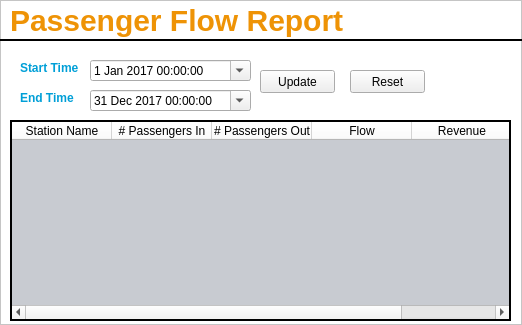
First picture: the form in app/ui/passengerFlowReport.ui, repository alishan-kaisani/CS4400-GUI, before the edit.
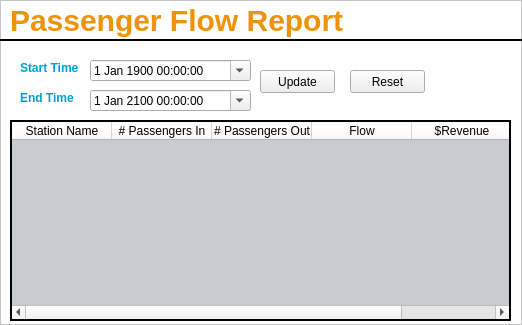
Second picture: the form after the edit. Icons and pictures are not drawn.

```diff
--- a/app/ui/passengerFlowReport.ui
+++ b/app/ui/passengerFlowReport.ui
@@ -163,9 +163,19 @@
    <property name="accelerated">
     <bool>true</bool>
    </property>
+   <property name="dateTime">
+    <datetime>
+     <hour>0</hour>
+     <minute>0</minute>
+     <second>0</second>
+     <year>1900</year>
+     <month>1</month>
+     <day>1</day>
+    </datetime>
+   </property>
    <property name="date">
     <date>
-     <year>2017</year>
+     <year>1900</year>
      <month>1</month>
      <day>1</day>
     </date>
@@ -182,14 +192,14 @@
      <hour>0</hour>
      <minute>0</minute>
      <second>0</second>
-     <year>2000</year>
+     <year>1900</year>
      <month>1</month>
      <day>1</day>
     </datetime>
    </property>
    <property name="minimumDate">
     <date>
-     <year>2000</year>
+     <year>1900</year>
      <month>1</month>
      <day>1</day>
     </date>
@@ -228,9 +238,9 @@
      <hour>0</hour>
      <minute>0</minute>
      <second>0</second>
-     <year>2017</year>
-     <month>12</month>
-     <day>31</day>
+     <year>2100</year>
+     <month>1</month>
+     <day>1</day>
     </datetime>
    </property>
    <property name="minimumDateTime">
@@ -330,7 +340,7 @@
    </column>
    <column>
     <property name="text">
-     <string>Revenue</string>
+     <string>$Revenue</string>
     </property>
    </column>
   </widget>
```
